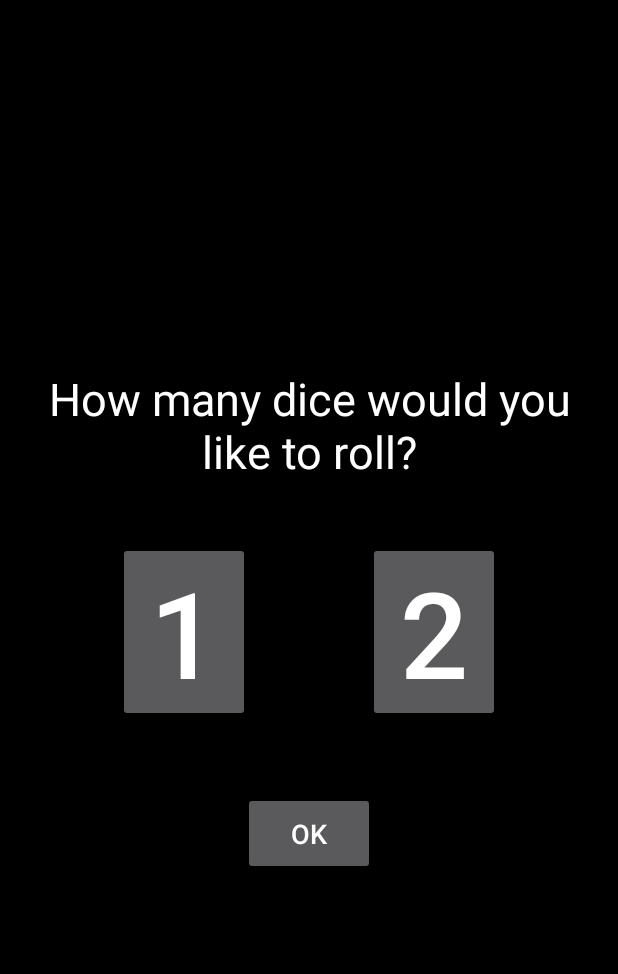
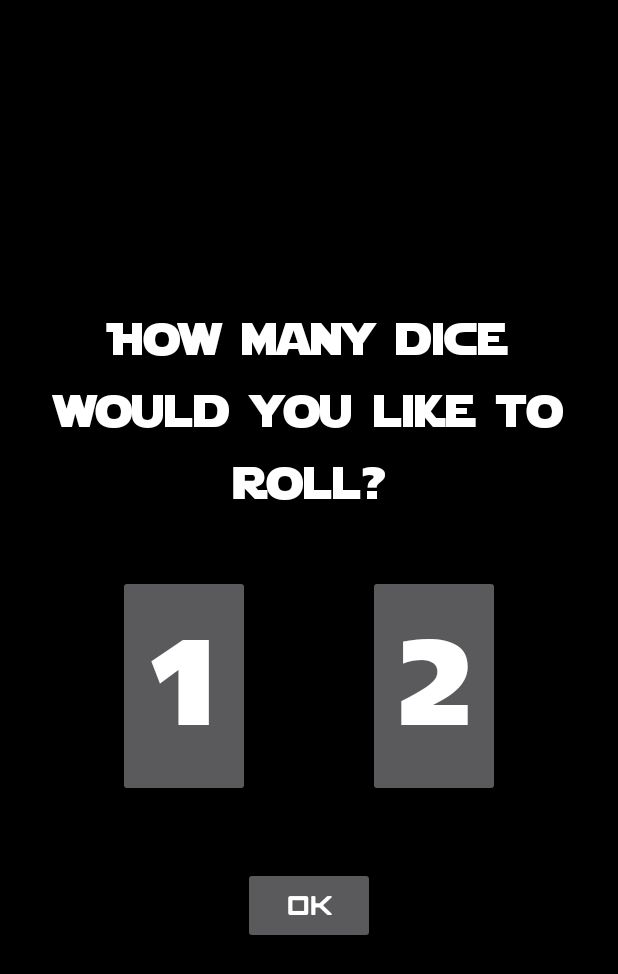
Before and after one commit to ShavingSeagull/Star-Wars-Dice, an Android app: the screen it shows after launch (DiceNumberActivity), after a tap on "Yellow Dice", on a phone screen of 412 x 824 dp. Shown: the top 974 px of the screen. Run offline under Robolectric (Android 15) with nearby library versions, the phone set to English and light mode, and no system bars.

Commit message:
Added custom fonts and applied them

```diff
--- a/app/src/main/java/com/example/starwarsdice/DiceNumberActivity.kt
+++ b/app/src/main/java/com/example/starwarsdice/DiceNumberActivity.kt
@@ -9,6 +9,7 @@ import android.widget.TextView
 import androidx.appcompat.app.AppCompatActivity
 import androidx.constraintlayout.widget.ConstraintLayout
 import androidx.constraintlayout.widget.ConstraintSet
+import androidx.core.content.res.ResourcesCompat
 import androidx.core.view.ViewCompat
 
 
@@ -41,7 +42,8 @@ class DiceNumberActivity : AppCompatActivity() {
             val newBtn = Button(this)
             newBtn.id = ViewCompat.generateViewId()
             newBtn.text = i.toString()
-            newBtn.setPadding(20, 10, 20, 10)
+            newBtn.typeface = ResourcesCompat.getFont(this, R.font.starjedi)
+            newBtn.setPadding(20, 0, 20, 30)
             newBtn.setTextSize(80f)
             diceBtnList.add(newBtn)
             layout.addView(newBtn)
--- a/app/src/main/res/layout/activity_dicenumber.xml
+++ b/app/src/main/res/layout/activity_dicenumber.xml
@@ -22,6 +22,7 @@
         android:layout_width="wrap_content"
         android:layout_height="wrap_content"
         android:text="@string/dice_roll_prompt"
+        android:fontFamily="@font/starjedi"
         android:textSize="30sp"
         android:textColor="@color/white"
         android:textAlignment="center"
@@ -35,6 +36,7 @@
         android:layout_width="wrap_content"
         android:layout_height="wrap_content"
         android:text="@string/btn_close_text"
+        android:fontFamily="@font/knoxx"
         android:textSize="18sp"
         android:padding="15dp"
         android:layout_marginBottom="15dp"
--- a/app/src/main/res/layout/activity_diceroll.xml
+++ b/app/src/main/res/layout/activity_diceroll.xml
@@ -22,6 +22,7 @@
         android:layout_width="wrap_content"
         android:layout_height="wrap_content"
         android:text="@string/btn_close_text"
+        android:fontFamily="@font/knoxx"
         android:textSize="18sp"
         android:padding="15dp"
         android:layout_marginBottom="15dp"
```
Also changed, not shown: app/src/main/res/font/knoxx.ttf (added), app/src/main/res/font/starjedi.ttf (added).
